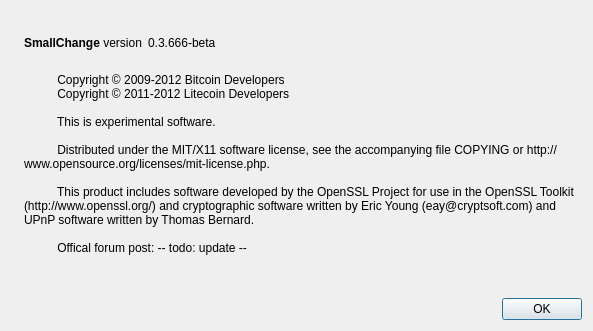
Old version of the form src/qt/forms/aboutdialog.ui in the repository exilecoin/exilecoin.
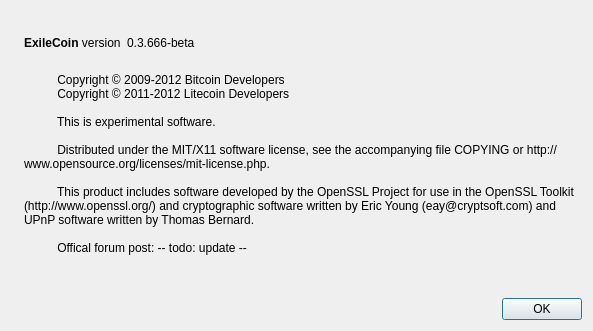
New version of the form. Icons and pictures are not drawn.

What changed in the file:
```diff
--- a/src/qt/forms/aboutdialog.ui
+++ b/src/qt/forms/aboutdialog.ui
@@ -50,7 +50,7 @@
           <cursorShape>IBeamCursor</cursorShape>
          </property>
          <property name="text">
-          <string>&lt;b&gt;SmallChange&lt;/b&gt; version</string>
+          <string>&lt;b&gt;ExileCoin&lt;/b&gt; version</string>
          </property>
          <property name="textInteractionFlags">
           <set>Qt::LinksAccessibleByMouse|Qt::TextSelectableByKeyboard|Qt::TextSelectableByMouse</set>
```
Left out of the diff: 2 changed lines with no effect on the pictures.
